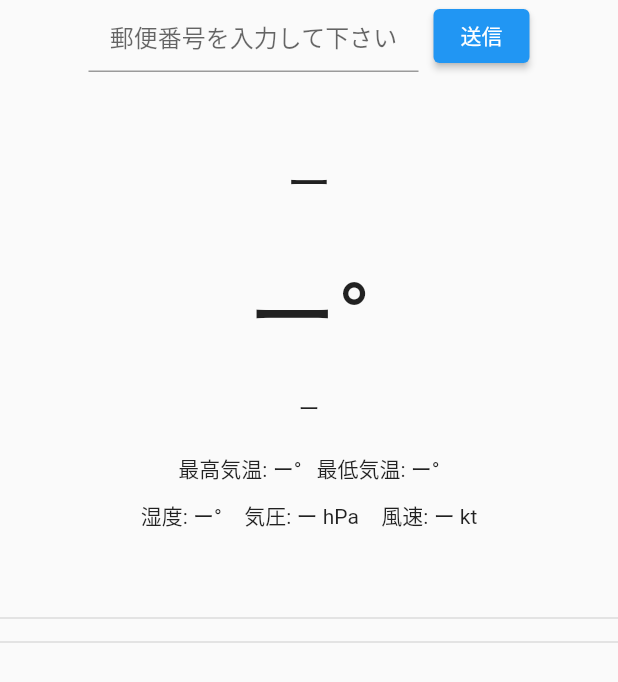
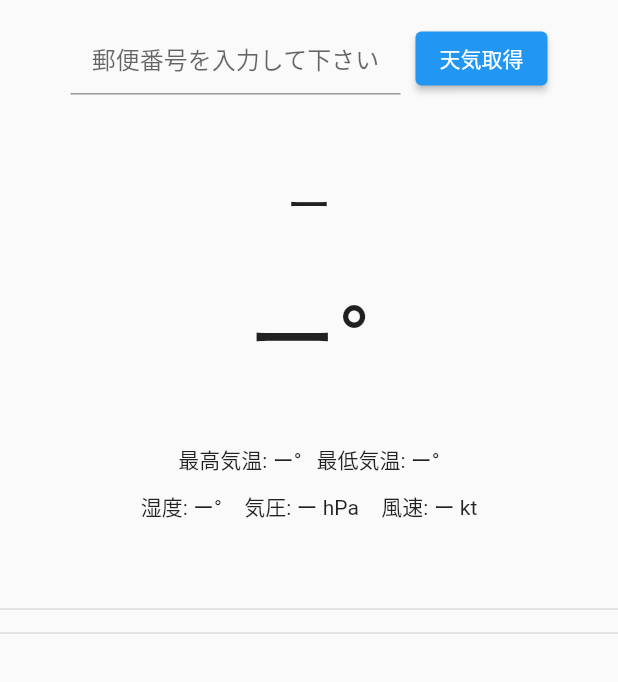
Before and after one commit to tomohiro1024/weatherApp, a Flutter app: the screen it shows after launch, on a phone screen of 412 x 824 dp. Shown: the top 682 px of the screen. Run offline on Flutter 3.47's test engine with Material 2 defaults, Android fonts, the phone set to English and light mode, and no system bars; our stand-ins replace lottie.

Commit message:
・検索テキストフィールドを若干下にずらす ・郵便番号検索時非活性タイミングの変更 ・ボタンの名称を変更 ・descriptionを消去

```diff
--- a/lib/top_page.dart
+++ b/lib/top_page.dart
@@ -50,6 +50,7 @@ class _TopPageState extends State<TopPage> {
         child: SafeArea(
           child: Column(
             children: [
+              const SizedBox(height: 15),
               Row(
                 mainAxisAlignment: MainAxisAlignment.center,
                 children: [
@@ -69,12 +70,6 @@ class _TopPageState extends State<TopPage> {
                         : () async {
                             setState(() {
                               isButtonEnabled = true;
-                            });
-                            await Future.delayed(const Duration(seconds: 2),
-                                () {
-                              setState(() {
-                                isButtonEnabled = false;
-                              });
                             });
                             Map<String, String> response = {};
                             response = (await ZipCode.searchAddressFromZipCode(
@@ -109,9 +104,15 @@ class _TopPageState extends State<TopPage> {
                               hourlyWeather = await Weather.getForecast(
                                   currentWeather!.lon, currentWeather!.lat);
                             }
+                            await Future.delayed(const Duration(seconds: 2),
+                                () {
+                              setState(() {
+                                isButtonEnabled = false;
+                              });
+                            });
                             setState(() {});
                           },
-                    child: const Text('送信'),
+                    child: const Text('天気取得'),
                   ),
                 ],
               ),
@@ -144,7 +145,7 @@ class _TopPageState extends State<TopPage> {
                       child: Lottie.asset(
                           '${getAnimation(hourlyWeather![0].icon)}'),
                     ),
-              Text(currentWeather == null ? 'ー' : currentWeather!.description),
+              // Text(currentWeather == null ? 'ー' : currentWeather!.description),
               const SizedBox(height: 20),
               Row(
                 mainAxisAlignment: MainAxisAlignment.center,
--- a/pubspec.yaml
+++ b/pubspec.yaml
@@ -1,7 +1,7 @@
 name: weather_app
 description: A new Flutter project.
 publish_to: 'none' # Remove this line if you wish to publish to pub.dev
-version: 1.0.0+5
+version: 1.1.0+5
 
 environment:
   sdk: ">=2.15.1 <3.0.0"
```
